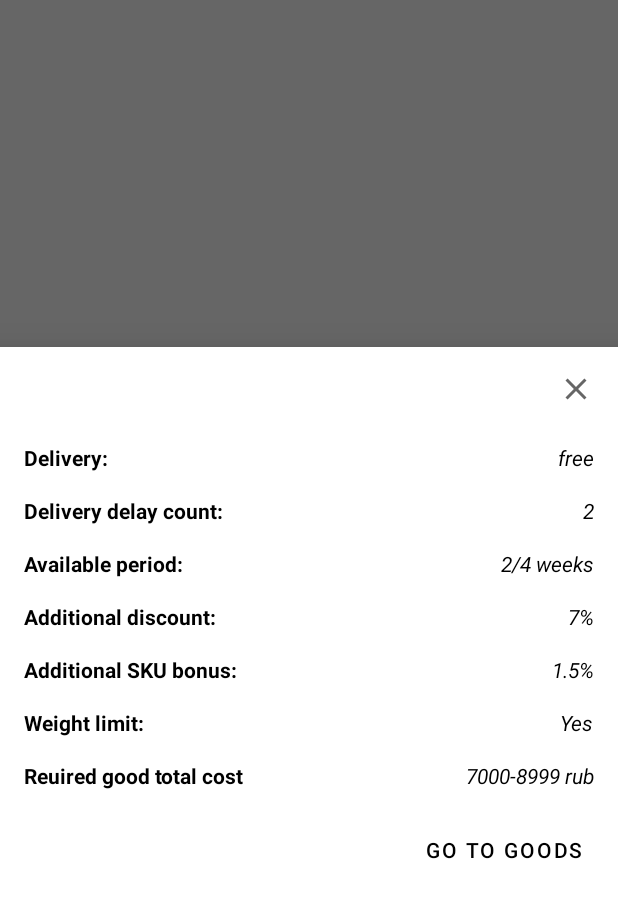
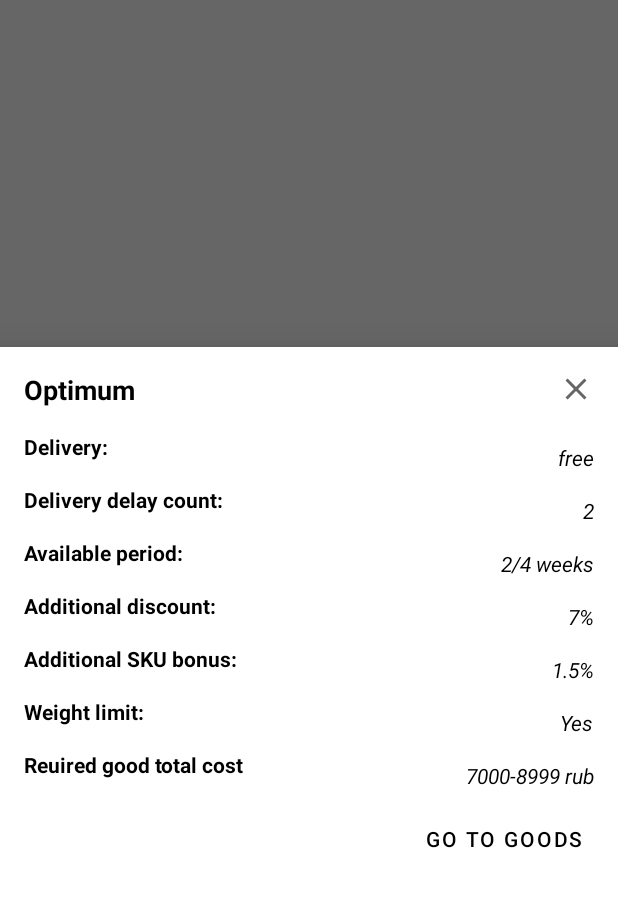
Before and after one commit to dishkakrauch/Kotlin, an Android app: the fragment Subs2Fragment placed in its activity, on a phone screen of 412 x 824 dp. Shown: the top 898 px of the screen. Run offline under Robolectric (Android 15) with nearby library versions, the phone set to English and light mode, and no system bars; our stand-ins replace navigation-ui; 5 statements that could not run were skipped.

Commit message:
Поправил подписи

```diff
--- a/MagnitSubscription/app/src/main/res/layout/fragment_subs2.xml
+++ b/MagnitSubscription/app/src/main/res/layout/fragment_subs2.xml
@@ -168,10 +168,10 @@
         android:textColor="@color/black"
         android:textSize="14sp"
         android:textStyle="bold"
-        app:layout_constraintEnd_toEndOf="@+id/tvDlvrSub2"
+        app:layout_constraintEnd_toEndOf="@+id/tvSub2Dlvr"
         app:layout_constraintHorizontal_bias="0.0"
-        app:layout_constraintStart_toStartOf="@+id/tvDlvrSub2"
-        app:layout_constraintTop_toBottomOf="@+id/tvDlvrSub2" />
+        app:layout_constraintStart_toStartOf="@+id/tvSub2Dlvr"
+        app:layout_constraintTop_toBottomOf="@+id/tvSub2Dlvr" />
 
     <TextView
         android:id="@+id/tvSub2DelCnt"
@@ -188,15 +188,29 @@
         app:layout_constraintTop_toBottomOf="@+id/tvSub2Fr" />
 
     <TextView
-        android:id="@+id/tvDlvrSub2"
+        android:id="@+id/tvSub2Dlvr"
+        android:layout_width="wrap_content"
+        android:layout_height="wrap_content"
+        android:layout_marginTop="16dp"
+        android:text="@string/delivery"
+        android:textColor="@color/black"
+        android:textSize="14sp"
+        android:textStyle="bold"
+        app:layout_constraintEnd_toEndOf="@+id/tvSub2Name"
+        app:layout_constraintHorizontal_bias="0.0"
+        app:layout_constraintStart_toStartOf="@+id/tvSub2Name"
+        app:layout_constraintTop_toBottomOf="@+id/tvSub2Name" />
+
+    <TextView
+        android:id="@+id/tvSub2Name"
         android:layout_width="wrap_content"
         android:layout_height="wrap_content"
         android:layout_marginStart="16dp"
         android:layout_marginLeft="16dp"
-        android:layout_marginTop="64dp"
-        android:text="@string/delivery"
+        android:layout_marginTop="16dp"
+        android:text="@string/subs_optimum"
         android:textColor="@color/black"
-        android:textSize="14sp"
+        android:textSize="18sp"
         android:textStyle="bold"
         app:layout_constraintStart_toStartOf="parent"
         app:layout_constraintTop_toTopOf="parent" />
@@ -217,7 +231,7 @@
         app:layout_constraintBottom_toBottomOf="parent"
         app:layout_constraintEnd_toEndOf="parent"
         app:layout_constraintHorizontal_bias="1.0"
-        app:layout_constraintStart_toEndOf="@+id/tvDlvrSub2"
+        app:layout_constraintStart_toEndOf="@+id/tvSub2Dlvr"
         app:layout_constraintTop_toTopOf="parent"
         app:layout_constraintVertical_bias="0.0" />
 
```
Also changed, not shown: MagnitSubscription/app/src/main/res/layout/fragment_subs1.xml (+24 -10 lines), MagnitSubscription/app/src/main/res/layout/fragment_subs3.xml (+22 -8 lines), MagnitSubscription/app/src/main/res/layout/fragment_subs4.xml (+22 -8 lines), 1 other file.
